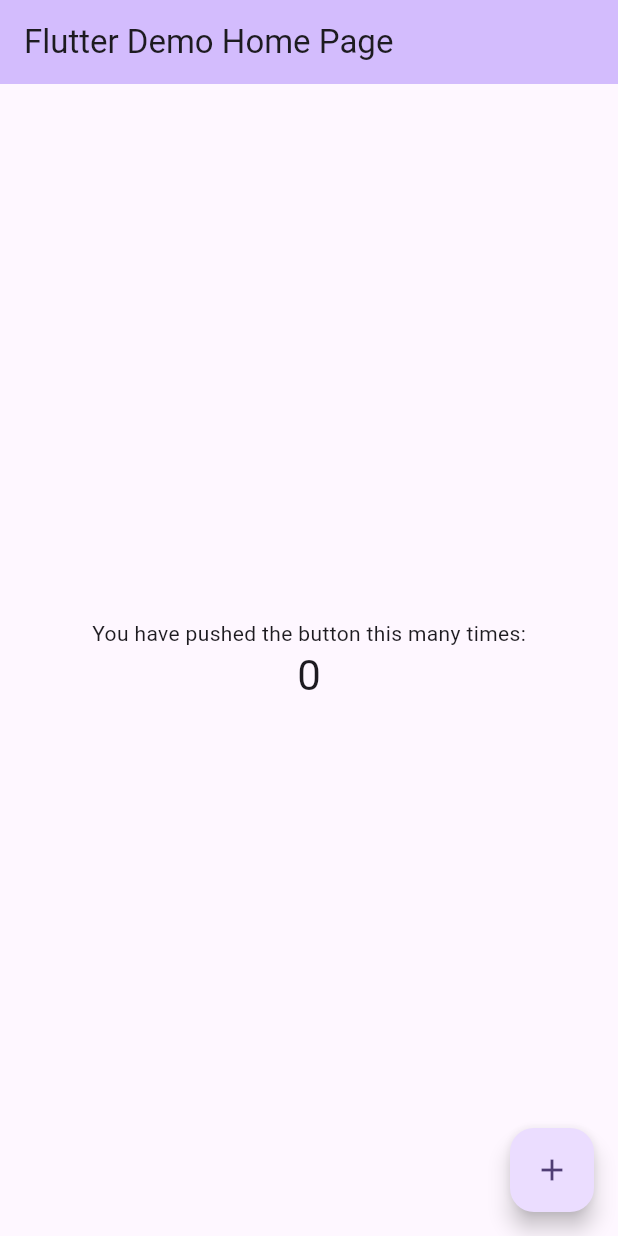
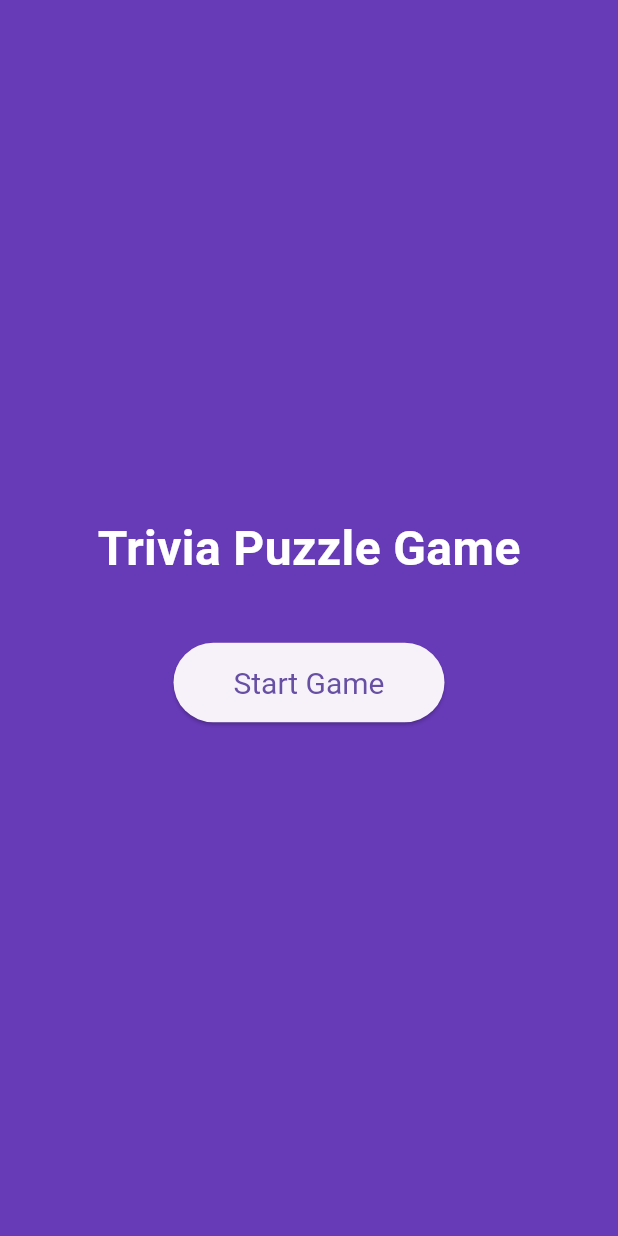
Before and after one commit to could-ai/019a4ed8-325c-7592-9f22-52cc33f444f2, a Flutter app: the screen it shows after launch, on a phone screen of 412 x 824 dp. Run offline on Flutter 3.47's test engine with Material 3 defaults, Android fonts, the phone set to English and light mode, and no system bars.

Commit message:
The main.dart file has been updated to set up the Trivia Puzzle Game. The previous counter application code was removed and replaced with a new MaterialApp widget. The home screen is now set to WelcomeScreen, and a deep purple theme has been applied to give the app a distinct look. The debug banner has also been disabled for a cleaner user interface.; A new file has been created to define the data models for the trivia game. The `Question` class holds the question text and a list of possible answers. The `Answer` class represents each answer option, containing the answer text and a boolean to indicate if it's the correct choice. This structure helps organize the trivia data effectively.; The welcome screen has been created as the entry point of the game. It features a title and a "Start Game" button, set against a deep purple background. When the button is pressed, it navigates the user to the main game screen, providing a clear and inviting start to the trivia experience.; This file creates the core gameplay screen. It manages the game's state, including the current question and score. A list of sample trivia questions has been included to get started. The UI displays one question at a time with multiple-choice answers, and the game progresses as the user selects their answers, navigating to the game over screen upon completion.; The game over screen is now in place to conclude the trivia game. It displays the final score and a "Play Again" button. This provides a clear end to the game loop and an easy way for users to restart the experience, enhancing replayability. The screen maintains the app's consistent deep purple theme.

```diff
--- a/usr/lib/main.dart
+++ b/usr/lib/main.dart
@@ -1,4 +1,5 @@
 import 'package:flutter/material.dart';
+import 'package:couldai_user_app/screens/welcome_screen.dart';
 
 void main() {
   runApp(const MyApp());
@@ -7,114 +8,16 @@ void main() {
 class MyApp extends StatelessWidget {
   const MyApp({super.key});
 
-  // This widget is the root of your application.
   @override
   Widget build(BuildContext context) {
     return MaterialApp(
-      title: 'Flutter Demo',
+      title: 'Trivia Puzzle Game',
       debugShowCheckedModeBanner: false,
       theme: ThemeData(
-        // This is the theme of your application.
-        //
-        // TRY THIS: Try running your application with "flutter run". You'll see
-        // the application has a purple toolbar. Then, without quitting the app,
-        // try changing the seedColor in the colorScheme below to Colors.green
-        // and then invoke "hot reload" (save your changes or press the "hot
-        // reload" button in a Flutter-supported IDE, or press "r" if you used
-        // the command line to start the app).
-        //
-        // Notice that the counter didn't reset back to zero; the application
-        // state is not lost during the reload. To reset the state, use hot
-        // restart instead.
-        //
-        // This works for code too, not just values: Most code changes can be
-        // tested with just a hot reload.
-        colorScheme: ColorScheme.fromSeed(seedColor: Colors.deepPurple),
+        primarySwatch: Colors.deepPurple,
+        visualDensity: VisualDensity.adaptivePlatformDensity,
       ),
-      home: const MyHomePage(title: 'Flutter Demo Home Page'),
+      home: const WelcomeScreen(),
     );
   }
 }
-
-class MyHomePage extends StatefulWidget {
-  const MyHomePage({super.key, required this.title});
-
-  // This widget is the home page of your application. It is stateful, meaning
-  // that it has a State object (defined below) that contains fields that affect
-  // how it looks.
-
-  // This class is the configuration for the state. It holds the values (in this
-  // case the title) provided by the parent (in this case the App widget) and
-  // used by the build method of the State. Fields in a Widget subclass are
-  // always marked "final".
-
-  final String title;
-
-  @override
-  State<MyHomePage> createState() => _MyHomePageState();
-}
-
-class _MyHomePageState extends State<MyHomePage> {
-  int _counter = 0;
-
-  void _incrementCounter() {
-    setState(() {
-      // This call to setState tells the Flutter framework that something has
-      // changed in this State, which causes it to rerun the build method below
-      // so that the display can reflect the updated values. If we changed
-      // _counter without calling setState(), then the build method would not be
-      // called again, and so nothing would appear to happen.
-      _counter++;
-    });
-  }
-
-  @override
-  Widget build(BuildContext context) {
-    // This method is rerun every time setState is called, for instance as done
-    // by the _incrementCounter method above.
-    //
-    // The Flutter framework has been optimized to make rerunning build methods
-    // fast, so that you can just rebuild anything that needs updating rather
-    // than having to individually change instances of widgets.
-    return Scaffold(
-      appBar: AppBar(
-        // TRY THIS: Try changing the color here to a specific color (to
-        // Colors.amber, perhaps?) and trigger a hot reload to see the AppBar
-        // change color while the other colors stay the same.
-        backgroundColor: Theme.of(context).colorScheme.inversePrimary,
-        // Here we take the value from the MyHomePage object that was created by
-        // the App.build method, and use it to set our appbar title.
-        title: Text(widget.title),
-      ),
-      body: Center(
-        // Center is a layout widget. It takes a single child and positions it
-        // in the middle of the parent.
-        child: Column(
-          // Column is also a layout widget. It takes a list of children and
-          // arranges them vertically. By default, it sizes itself to fit its
-          // children horizontally, and tries to be as tall as its parent.
-          //
-          // Column has various properties to control how it sizes itself and
-          // how it positions its children. Here we use mainAxisAlignment to
-          // center the children vertically; the main axis here is the vertical
-          // axis because Columns are vertical (the cross axis would be
-          // horizontal).
-          //
-          // TRY THIS: Invoke "debug painting" (choose the "Toggle Debug Paint"
-          // action in the IDE, or press "p" in the console), to see the
-          // wireframe for each widget.
-          mainAxisAlignment: MainAxisAlignment.center,
-          children: <Widget>[
-            const Text('You have pushed the button this many times:'),
-            Text('$_counter', style: Theme.of(context).textTheme.headlineMedium),
-          ],
-        ),
-      ),
-      floatingActionButton: FloatingActionButton(
-        onPressed: _incrementCounter,
-        tooltip: 'Increment',
-        child: const Icon(Icons.add),
-      ), // This trailing comma makes auto-formatting nicer for build methods.
-    );
-  }
-}
--- /dev/null
+++ b/usr/lib/screens/welcome_screen.dart
@@ -0,0 +1,42 @@
+import 'package:flutter/material.dart';
+import 'package:couldai_user_app/screens/game_screen.dart';
+
+class WelcomeScreen extends StatelessWidget {
+  const WelcomeScreen({super.key});
+
+  @override
+  Widget build(BuildContext context) {
+    return Scaffold(
+      backgroundColor: Colors.deepPurple,
+      body: Center(
+        child: Column(
+          mainAxisAlignment: MainAxisAlignment.center,
+          children: [
+            const Text(
+              'Trivia Puzzle Game',
+              style: TextStyle(
+                color: Colors.white,
+                fontSize: 32,
+                fontWeight: FontWeight.bold,
+              ),
+            ),
+            const SizedBox(height: 40),
+            ElevatedButton(
+              onPressed: () {
+                Navigator.pushReplacement(
+                  context,
+                  MaterialPageRoute(builder: (context) => const GameScreen()),
+                );
+              },
+              style: ElevatedButton.styleFrom(
+                padding: const EdgeInsets.symmetric(horizontal: 40, vertical: 15),
+                textStyle: const TextStyle(fontSize: 20),
+              ),
+              child: const Text('Start Game'),
+            ),
+          ],
+        ),
+      ),
+    );
+  }
+}
```
Also changed, not shown: usr/lib/models/question.dart (added, +13 -0 lines), usr/lib/screens/game_over_screen.dart (added, +54 -0 lines), usr/lib/screens/game_screen.dart (added, +157 -0 lines).
